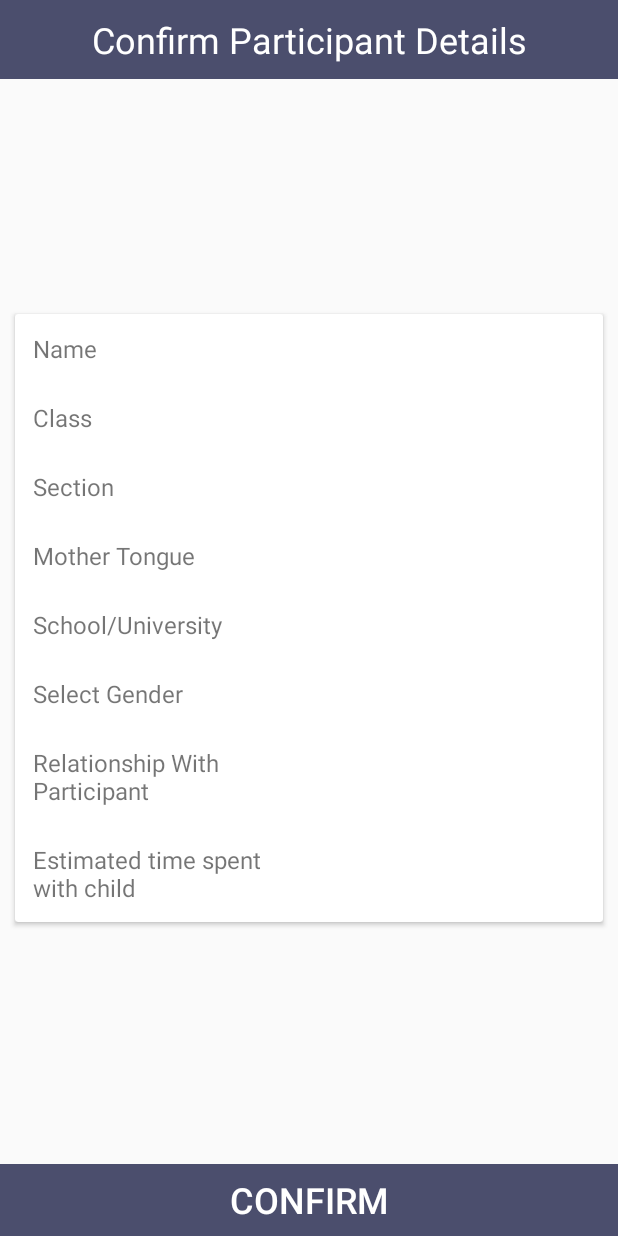
After one commit to rahulmahaseth/dali-screening-app-kotlin, an Android app: the layout fragment_participantconfirm.xml on its own in the app's theme, with its tools: preview values and no code run, on a phone screen of 412 x 824 dp. The commit adds this screen. Run offline under Robolectric (Android 15) with nearby library versions, the phone set to English and light mode, and no system bars.

Commit message:
confirm participant fragment

```diff
--- /dev/null
+++ b/app/src/main/res/drawable/black_bottom_border.xml
@@ -0,0 +1,19 @@
+<?xml version="1.0" encoding="utf-8"?>
+<layer-list xmlns:android="http://schemas.android.com/apk/res/android">
+
+    <item
+        android:left="40dp"
+        android:right="40dp">
+        <shape android:shape="rectangle">
+            <solid android:color="#5c5a5a" />
+        </shape>
+    </item>
+
+    <item
+        android:bottom="1dp">
+        <shape android:shape="rectangle">
+            <solid android:color="@color/white" />
+        </shape>
+    </item>
+
+</layer-list>
--- a/app/src/main/res/drawable/white_borders.xml
+++ /dev/null
@@ -1,4 +0,0 @@
-<?xml version="1.0" encoding="utf-8"?>
-<selector xmlns:android="http://schemas.android.com/apk/res/android">
-
-</selector>
--- /dev/null
+++ b/app/src/main/res/layout/fragment_participantconfirm.xml
@@ -0,0 +1,245 @@
+<?xml version="1.0" encoding="utf-8"?>
+<RelativeLayout xmlns:android="http://schemas.android.com/apk/res/android"
+    android:orientation="vertical" android:layout_width="match_parent"
+    android:layout_height="match_parent">
+
+    <LinearLayout
+        android:padding="10dp"
+        android:background="@color/colorPrimaryDark"
+        android:layout_width="match_parent"
+        android:layout_height="wrap_content">
+
+        <TextView
+            android:textColor="@color/white"
+            android:textSize="@dimen/h2"
+            android:text="@string/confirm_participant_details"
+            android:gravity="center"
+            android:layout_width="match_parent"
+            android:layout_height="wrap_content" />
+    </LinearLayout>
+
+
+
+        <android.support.v7.widget.CardView
+            android:layout_centerVertical="true"
+            android:background="@drawable/custom_edit_text"
+            android:layout_margin="10dp"
+            android:layout_width="match_parent"
+            android:layout_height="wrap_content">
+
+            <LinearLayout
+                android:orientation="vertical"
+                android:layout_width="match_parent"
+                android:layout_height="wrap_content">
+
+                <LinearLayout
+                    android:orientation="horizontal"
+                    android:layout_width="match_parent"
+                    android:layout_height="wrap_content">
+
+                    <TextView
+                        android:padding="@dimen/h4"
+                        android:textSize="@dimen/h3"
+                        android:layout_weight="1"
+                        android:text="@string/name"
+                        android:layout_width="match_parent"
+                        android:layout_height="wrap_content" />
+
+                    <TextView
+                        android:padding="@dimen/h4"
+                        android:textSize="@dimen/h3"
+                        android:layout_weight="1"
+                        android:id="@+id/tv_confirm_participant_name"
+                        android:layout_width="match_parent"
+                        android:layout_height="wrap_content" />
+
+                </LinearLayout>
+
+                <LinearLayout
+                    android:orientation="horizontal"
+                    android:layout_width="match_parent"
+                    android:layout_height="wrap_content">
+
+                    <TextView
+                        android:padding="@dimen/h4"
+                        android:textSize="@dimen/h3"
+                        android:layout_weight="1"
+                        android:text="@string/sgd"
+                        android:layout_width="match_parent"
+                        android:layout_height="wrap_content" />
+
+                    <TextView
+                        android:padding="@dimen/h4"
+                        android:textSize="@dimen/h3"
+                        android:layout_weight="1"
+                        android:id="@+id/tv_confirm_participant_class"
+                        android:layout_width="match_parent"
+                        android:layout_height="wrap_content" />
+
+                </LinearLayout>
+
+                <LinearLayout
+                    android:orientation="horizontal"
+                    android:layout_width="match_parent"
+                    android:layout_height="wrap_content">
+
+                    <TextView
+                        android:padding="@dimen/h4"
+                        android:textSize="@dimen/h3"
+                        android:layout_weight="1"
+                        android:text="@string/section"
+                        android:layout_width="match_parent"
+                        android:layout_height="wrap_content" />
+
+                    <TextView
+                        android:padding="@dimen/h4"
+                        android:textSize="@dimen/h3"
+                        android:layout_weight="1"
+                        android:id="@+id/tv_confirm_participant_section"
+                        android:layout_width="match_parent"
+                        android:layout_height="wrap_content" />
+
+                </LinearLayout>
+                <LinearLayout
+                    android:orientation="horizontal"
+                    android:layout_width="match_parent"
+                    android:layout_height="wrap_content">
+
+                    <TextView
+                        android:padding="@dimen/h4"
+                        android:textSize="@dimen/h3"
+                        android:layout_weight="1"
+                        android:text="@string/mother_tongue"
+                        android:layout_width="match_parent"
+                        android:layout_height="wrap_content" />
+
+                    <TextView
+                        android:padding="@dimen/h4"
+                        android:textSize="@dimen/h3"
+                        android:layout_weight="1"
+                        android:id="@+id/tv_confirm_participant_mother_tongue"
+                        android:layout_width="match_parent"
+                        android:layout_height="wrap_content" />
+
+                </LinearLayout>
+                <LinearLayout
+                    android:orientation="horizontal"
+                    android:layout_width="match_parent"
+                    android:layout_height="wrap_content">
+
+                    <TextView
+                        android:padding="@dimen/h4"
+                        android:textSize="@dimen/h3"
+                        android:layout_weight="1"
+                        android:text="@string/school_university"
+                        android:layout_width="match_parent"
+                        android:layout_height="wrap_content" />
+
+                    <TextView
+                        android:padding="@dimen/h4"
+                        android:textSize="@dimen/h3"
+                        android:layout_weight="1"
+                        android:id="@+id/tv_confirm_participant_school"
+                        android:layout_width="match_parent"
+                        android:layout_height="wrap_content" />
+
+                </LinearLayout>
+                <LinearLayout
+                    android:orientation="horizontal"
+                    android:layout_width="match_parent"
+                    android:layout_height="wrap_content">
+
+                    <TextView
+                        android:padding="@dimen/h4"
+                        android:textSize="@dimen/h3"
+                        android:layout_weight="1"
+                        android:text="@string/select_gender"
+                        android:layout_width="match_parent"
+                        android:layout_height="wrap_content" />
+
+                    <TextView
+                        android:padding="@dimen/h4"
+                        android:textSize="@dimen/h3"
+                        android:layout_weight="1"
+                        android:id="@+id/tv_confirm_participant_gender"
+                        android:layout_width="match_parent"
+                        android:layout_height="wrap_content" />
+
+                </LinearLayout>
+                <LinearLayout
+                    android:orientation="horizontal"
+                    android:layout_width="match_parent"
+                    android:layout_height="wrap_content">
+
+                    <TextView
+                        android:padding="@dimen/h4"
+                        android:textSize="@dimen/h3"
+                        android:layout_weight="1"
+                        android:text="@string/relationship_with_child"
+                        android:layout_width="match_parent"
+                        android:layout_height="wrap_content" />
+
+                    <TextView
+                        android:padding="@dimen/h4"
+                        android:textSize="@dimen/h3"
+                        android:layout_weight="1"
+                        android:id="@+id/tv_confirm_participant_relationship"
+                        android:layout_width="match_parent"
+                        android:layout_height="wrap_content" />
+
+                </LinearLayout>
+
+                <LinearLayout
+                    android:orientation="horizontal"
+                    android:layout_width="match_parent"
+                    android:layout_height="wrap_content">
+
+                    <TextView
+                        android:padding="@dimen/h4"
+                        android:textSize="@dimen/h3"
+                        android:layout_weight="1"
+                        android:text="@string/estimated_time_spent_with_child"
+                        android:layout_width="match_parent"
+                        android:layout_height="wrap_content" />
+
+                    <TextView
+                        android:padding="@dimen/h4"
+                        android:textSize="@dimen/h3"
+                        android:layout_weight="1"
+                        android:id="@+id/tv_confirm_participant_timespent"
+                        android:layout_width="match_parent"
+                        android:layout_height="wrap_content" />
+
+                </LinearLayout>
+
+            </LinearLayout>
+
+
+        </android.support.v7.widget.CardView>
+
+
+    <LinearLayout
+        android:layout_alignParentBottom="true"
+        android:orientation="horizontal"
+        android:layout_width="match_parent"
+        android:layout_height="wrap_content">
+
+        <!--<Button
+            android:id="@+id/btn_confirm_partiicpant_back"
+            android:text="@string/back"
+            android:layout_weight="1"
+            android:layout_width="match_parent"
+            android:layout_height="wrap_content" /> -->
+
+        <Button
+            android:textSize="@dimen/h2"
+            android:textColor="@color/white"
+            android:background="@color/colorPrimaryDark"
+            android:id="@+id/btn_confirm_partiicpant"
+            android:text="CONFIRM"
+            android:layout_weight="1"
+            android:layout_width="match_parent"
+            android:layout_height="wrap_content" />
+    </LinearLayout>
+
+</RelativeLayout>
--- a/app/src/main/res/values/strings.xml
+++ b/app/src/main/res/values/strings.xml
@@ -177,6 +177,7 @@
     <string name="prescreen_text_1">This Screening tool is designed to be used as a referral questionnaire. As per the language research, children should be screened in their regional language and the medium of instruction.</string>
     <string name="prescreen_text_2">Therefore, this tool should be administered by the Language teacher and the Class teacher.</string>
     <string name="information">Information</string>
+    <string name="confirm_participant_details">Confirm Participant Details</string>
 
     <string-array name="jst_categories">
         <item>sound</item>
```
